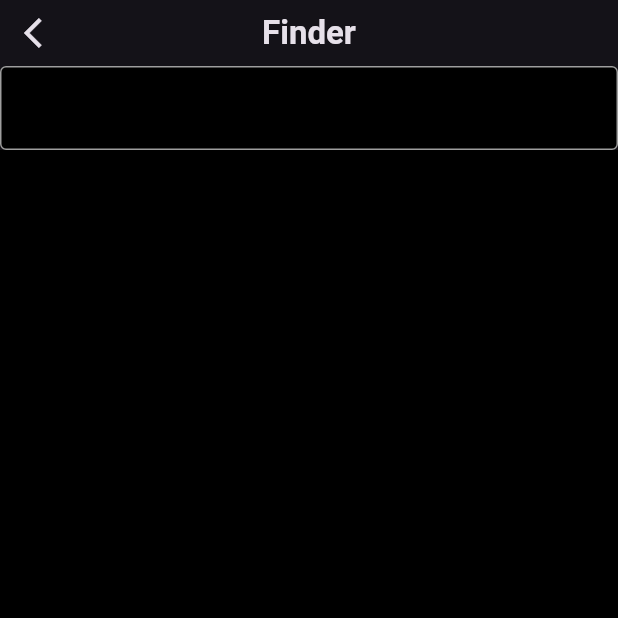
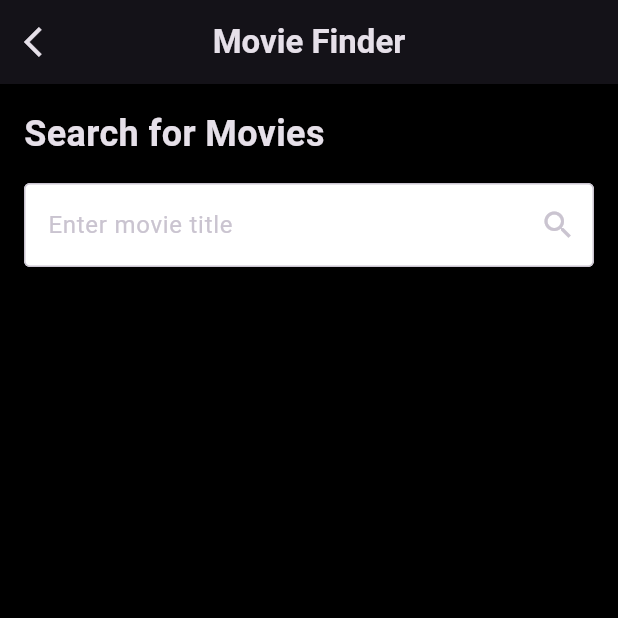
Before and after one commit to Afaf997/movie_app, a Flutter app: the MovieSearch screen opened directly, on a phone screen of 412 x 824 dp, the top half of it. Run offline on Flutter 3.47's test engine with Material 3 defaults, Android fonts, the phone set to English and light mode, and no system bars; our stand-ins replace carousel_slider, firebase_auth, firebase_core, flutter_spinkit, google_fonts, google_sign_in and 1 more; accounts and stored records are empty.

Commit message:
create search page favorite

```diff
--- a/lib/views/splash.dart
+++ b/lib/google_Auth/views/splash.dart
@@ -1,6 +1,6 @@
 import 'package:flutter/material.dart';
 import 'package:flutter_spinkit/flutter_spinkit.dart';
-import 'package:movie_app/views/screen.dart';
+import 'package:movie_app/google_Auth/views/googleLogin.dart';
 
 class SplashScreen extends StatefulWidget {
   @override
--- /dev/null
+++ b/lib/moviesDocument/views/search.dart
@@ -0,0 +1,53 @@
+import 'package:flutter/material.dart';
+
+class MovieSearch extends StatelessWidget {
+  const MovieSearch({Key? key});
+
+  @override
+  Widget build(BuildContext context) {
+    return Scaffold(
+      appBar: AppBar(
+        leading: IconButton(
+          onPressed: () {
+            Navigator.pop(context);
+          },
+          icon: const Icon(Icons.arrow_back_ios),
+        ),
+        title: const Text(
+          "Movie Finder",
+          style: TextStyle(fontSize: 22, fontWeight: FontWeight.bold),
+        ),
+        centerTitle: true,
+      ),
+      body: Padding(
+        padding: const EdgeInsets.all(16.0),
+        child: Column(
+          crossAxisAlignment: CrossAxisAlignment.start,
+          children: [
+            const Text(
+              "Search for Movies",
+              style: TextStyle(fontSize: 24, fontWeight: FontWeight.bold),
+            ),
+            const SizedBox(height: 16),
+            TextFormField(
+              decoration: InputDecoration(
+                hintText: "Enter movie title",
+                border: OutlineInputBorder(
+                  borderSide: const BorderSide(color: Colors.grey),
+                ),
+                filled: true,
+                fillColor: Colors.white,
+                suffixIcon: IconButton(
+                  onPressed: () {
+                    // Implement your search functionality here
+                  },
+                  icon: const Icon(Icons.search),
+                ),
+              ),
+            ),
+          ],
+        ),
+      ),
+    );
+  }
+}
--- a/lib/views/searchpage.dart
+++ /dev/null
@@ -1,32 +0,0 @@
-import 'package:flutter/material.dart';
-
-class MovieSearch extends StatelessWidget {
-  const MovieSearch({super.key});
-
-  @override
-  Widget build(BuildContext context) {
-    return Scaffold(
-      appBar: PreferredSize(
-        preferredSize:const Size.fromHeight(100),
-        child: AppBar(
-          leading: IconButton(
-            onPressed:() {Navigator.pop(context);},
-             icon:const Icon(
-              Icons.arrow_back_ios,
-             )),
-             title:const Text("Finder",style: TextStyle(fontSize: 22,fontWeight: FontWeight.bold),),
-           centerTitle: true,
-           bottom: PreferredSize(
-            preferredSize:const Size.fromHeight(70),
-            child:TextFormField(
-              readOnly: true,
-              decoration:const  InputDecoration(
-                enabledBorder: OutlineInputBorder(borderSide: BorderSide(color: Colors.grey)),
-                fillColor:Colors.black,filled: true
-              ),
-            ) ),
-        ),
-      ),
-    );
-  }
-}
--- a/lib/views/signIn.dart
+++ b/lib/views/signIn.dart
@@ -1,7 +1,6 @@
 import 'package:flutter/material.dart';
-import 'package:movie_app/views/homescreen.dart';
-import 'package:movie_app/views/login.dart';
-import 'package:provider/provider.dart';
+import 'package:movie_app/moviesDocument/views/Homescreen.dart';
+
 
 class SigninPage extends StatelessWidget {
   final TextEditingController emailController = TextEditingController();
--- a/lib/widget/movieslider.dart
+++ b/lib/widget/fullslider.dart
@@ -1,7 +1,7 @@
 import 'package:flutter/material.dart';
 
-class MovieSlider extends StatelessWidget {
-  const MovieSlider({super.key});
+class FullSlider extends StatelessWidget {
+  const FullSlider({super.key});
 
   @override
   Widget build(BuildContext context) {
@@ -20,7 +20,7 @@ class MovieSlider extends StatelessWidget {
                 child: Container(
                   color: const Color.fromARGB(255, 156, 37, 28),
                   height: 200,
-                  width: 150,
+                  width: 260,
                 ),
               ),
             );
```
Also changed, not shown: lib/google_Auth/services/authservices.dart (added, +36 -0 lines), lib/google_Auth/views/googleLogin.dart (renamed from lib/views/screen.dart, +8 -3 lines), lib/main.dart (+15 -13 lines), lib/model/user_model.dart (deleted, +0 -21 lines), lib/moviesDocument/views/Homescreen.dart (renamed from lib/views/homescreen.dart, +12 -6 lines), lib/services/authservices.dart (deleted, +0 -39 lines), lib/widget/botoomnavigation.dart (+5 -9 lines), lib/widget/drawer.dart (+79 -53 lines), lib/moviesDocument/controller/bottomNavigation.dart (renamed from lib/controller/bottomnavigation.dart), lib/moviesDocument/views/favorites.dart (renamed from lib/views/favorites.dart).
